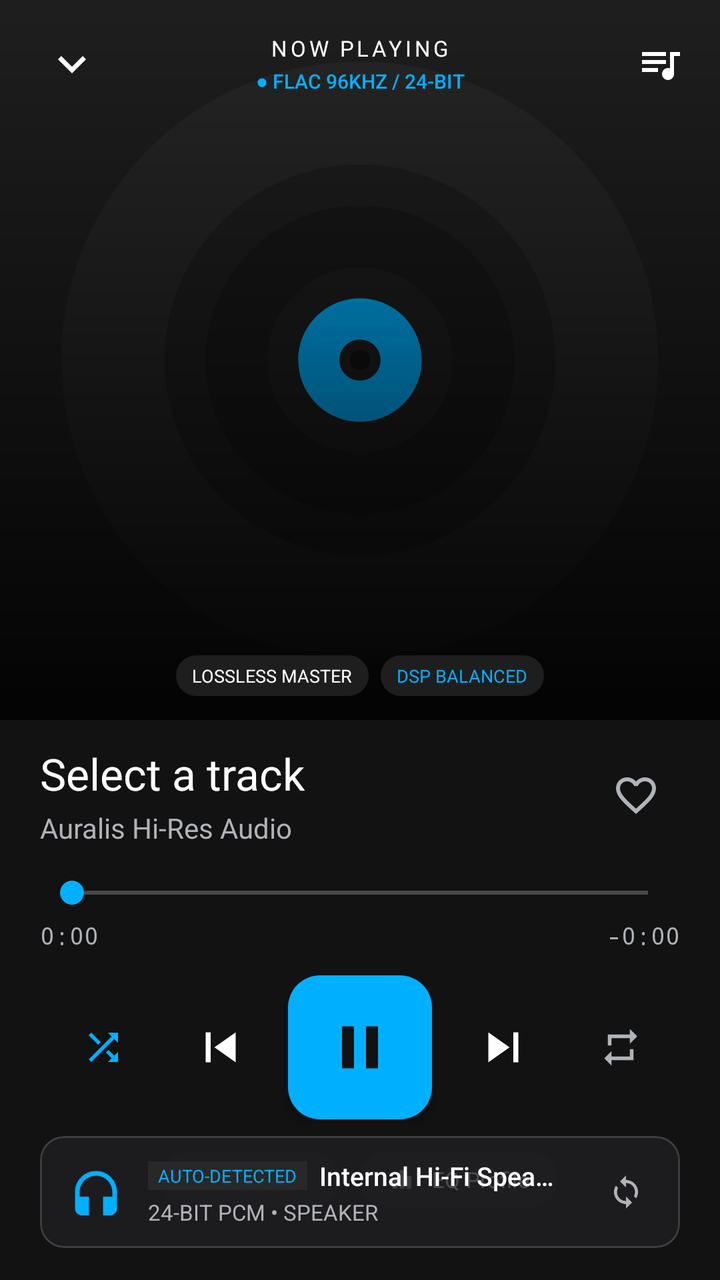
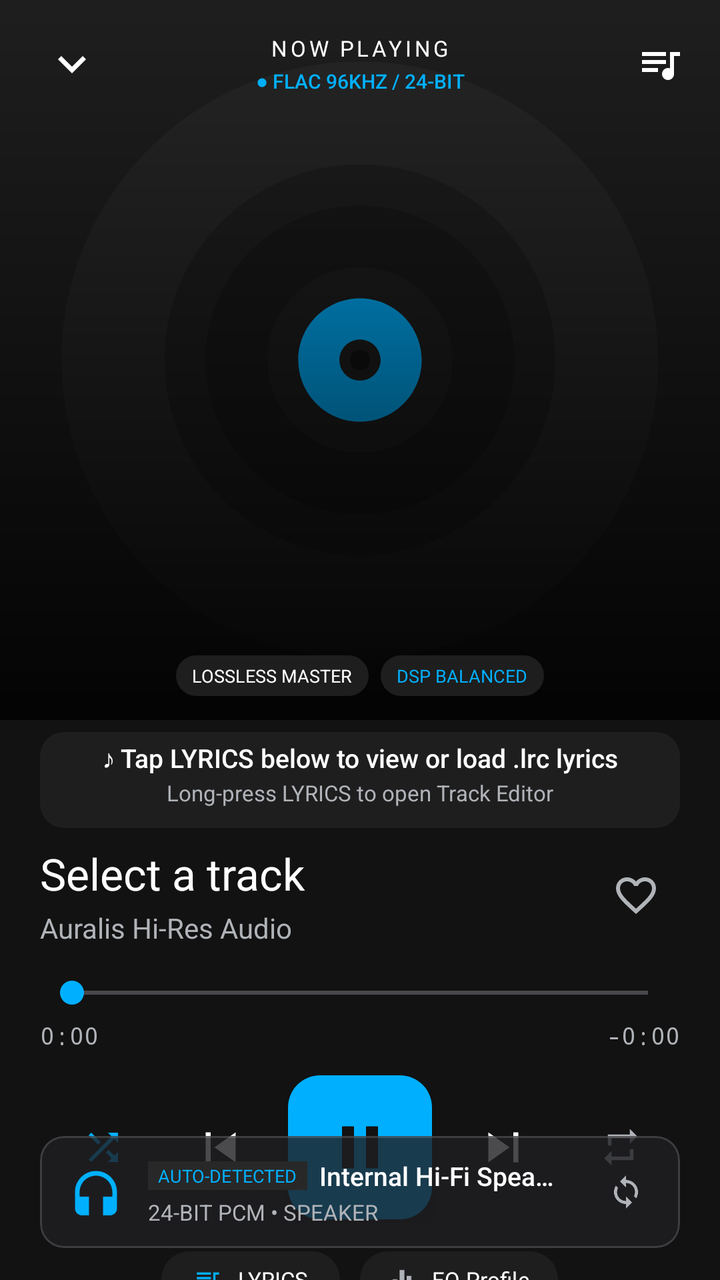

The first picture is an Android layout as it rendered before a commit; the second is the same layout after the commit. The layout source and the unified diff follow.
<!-- AndroidManifest.xml: application theme Theme.Auralis -->
<!-- res/layout/activity_now_playing.xml -->
<?xml version="1.0" encoding="utf-8"?>
<androidx.constraintlayout.widget.ConstraintLayout
    xmlns:android="http://schemas.android.com/apk/res/android"
    xmlns:app="http://schemas.android.com/apk/res-auto"
    xmlns:tools="http://schemas.android.com/tools"
    android:id="@+id/now_playing_root"
    android:layout_width="match_parent"
    android:layout_height="match_parent"
    android:background="@color/bg_window"
    android:fitsSystemWindows="true">

    
    <FrameLayout
        android:id="@+id/fullbleed_art_container"
        android:layout_width="0dp"
        android:layout_height="0dp"
        app:layout_constraintDimensionRatio="1:1"
        app:layout_constraintTop_toTopOf="parent"
        app:layout_constraintStart_toStartOf="parent"
        app:layout_constraintEnd_toEndOf="parent">

        
        <com.google.android.material.imageview.ShapeableImageView
            android:id="@+id/iv_hero_album_art"
            android:layout_width="match_parent"
            android:layout_height="match_parent"
            android:scaleType="centerCrop"
            android:src="@drawable/ic_album_placeholder_large" />
        <com.google.android.material.imageview.ShapeableImageView
            android:id="@+id/iv_fullscreen_backdrop_art"
            android:layout_width="match_parent"
            android:layout_height="match_parent"
            android:scaleType="centerCrop"
            android:src="@drawable/ic_album_placeholder_large" />

        
        <View
            android:id="@+id/scrim_gradient_overlay"
            android:layout_width="match_parent"
            android:layout_height="match_parent"
            android:background="@drawable/bg_scrim_bottom" />

        
        <LinearLayout
            android:layout_width="wrap_content"
            android:layout_height="wrap_content"
            android:layout_gravity="bottom|center_horizontal"
            android:layout_marginBottom="12dp"
            android:orientation="horizontal"
            android:gravity="center_vertical">

            <TextView
                android:id="@+id/badge_lossless_master"
                android:layout_width="wrap_content"
                android:layout_height="wrap_content"
                android:text="LOSSLESS MASTER"
                android:textColor="@color/text_primary"
                android:textSize="9sp"
                android:fontFamily="sans-serif-bold"
                android:background="@drawable/bg_rounded_card_12dp"
                android:paddingHorizontal="8dp"
                android:paddingVertical="4dp" />

            <View
                android:layout_width="6dp"
                android:layout_height="1dp" />

            <TextView
                android:id="@+id/badge_dsp_balanced"
                android:layout_width="wrap_content"
                android:layout_height="wrap_content"
                android:text="DSP BALANCED"
                android:textColor="@color/accent_blue"
                android:textSize="9sp"
                android:fontFamily="sans-serif-bold"
                android:background="@drawable/bg_rounded_card_12dp"
                android:paddingHorizontal="8dp"
                android:paddingVertical="4dp" />
        </LinearLayout>
    </FrameLayout>

    
    <com.google.android.material.button.MaterialButton
        android:id="@+id/btn_collapse"
        style="@style/Widget.Material3.Button.IconButton"
        android:layout_width="48dp"
        android:layout_height="48dp"
        android:layout_marginStart="8dp"
        android:layout_marginTop="8dp"
        app:icon="@drawable/ic_keyboard_arrow_down_24"
        app:iconSize="28dp"
        app:iconTint="@color/text_primary"
        app:layout_constraintTop_toTopOf="parent"
        app:layout_constraintStart_toStartOf="parent" />

    <LinearLayout
        android:id="@+id/layout_header_text"
        android:layout_width="wrap_content"
        android:layout_height="wrap_content"
        android:orientation="vertical"
        android:gravity="center"
        app:layout_constraintTop_toTopOf="@id/btn_collapse"
        app:layout_constraintBottom_toBottomOf="@id/btn_collapse"
        app:layout_constraintStart_toStartOf="parent"
        app:layout_constraintEnd_toEndOf="parent">

        <TextView
            android:id="@+id/text_now_playing_title"
            android:layout_width="wrap_content"
            android:layout_height="wrap_content"
            android:text="NOW PLAYING"
            android:textColor="@color/text_primary"
            android:textSize="11sp"
            android:fontFamily="sans-serif-bold"
            android:letterSpacing="0.14" />

        <TextView
            android:id="@+id/badge_flac_spec"
            android:layout_width="wrap_content"
            android:layout_height="wrap_content"
            android:layout_marginTop="2dp"
            android:text="● FLAC 96KHZ / 24-BIT"
            android:textColor="@color/accent_blue"
            android:textSize="10sp"
            android:fontFamily="sans-serif-medium" />
    </LinearLayout>

    
    <androidx.core.widget.NestedScrollView
        android:id="@+id/lyrics_live_card"
        android:layout_width="0dp"
        android:layout_height="68dp"
        android:layout_marginBottom="8dp"
        android:background="@drawable/bg_rounded_card_12dp"
        android:paddingHorizontal="12dp"
        android:paddingVertical="6dp"
        app:layout_constraintBottom_toTopOf="@id/btn_queue"
        app:layout_constraintStart_toStartOf="parent"
        app:layout_constraintEnd_toEndOf="parent">

        <LinearLayout
            android:layout_width="match_parent"
            android:layout_height="wrap_content"
            android:gravity="center_horizontal"
            android:orientation="vertical">

            <TextView
                android:id="@+id/tv_lyric_active_line"
                android:layout_width="match_parent"
                android:layout_height="wrap_content"
                android:gravity="center"
                android:text="♪ Tap LYRICS below to view or load .lrc lyrics"
                android:textColor="@color/text_primary"
                android:textSize="14sp"
                android:fontFamily="sans-serif-medium" />

            <TextView
                android:id="@+id/tv_lyric_next_line"
                android:layout_width="match_parent"
                android:layout_height="wrap_content"
                android:layout_marginTop="2dp"
                android:gravity="center"
                android:text=""
                android:textColor="@color/text_secondary"
                android:textSize="12sp" />
        </LinearLayout>
    </androidx.core.widget.NestedScrollView>

    <com.google.android.material.button.MaterialButton
        android:id="@+id/btn_queue"
        style="@style/Widget.Material3.Button.IconButton"
        android:layout_width="48dp"
        android:layout_height="48dp"
        android:layout_marginEnd="8dp"
        android:layout_marginTop="8dp"
        app:icon="@drawable/ic_queue_music_24"
        app:iconSize="24dp"
        app:iconTint="@color/text_primary"
        app:layout_constraintTop_toTopOf="parent"
        app:layout_constraintEnd_toEndOf="parent" />

    
    <androidx.constraintlayout.widget.ConstraintLayout
        android:id="@+id/metadata_layout"
        android:layout_width="0dp"
        android:layout_height="wrap_content"
        android:layout_marginStart="20dp"
        android:layout_marginEnd="20dp"
        android:layout_marginTop="12dp"
        app:layout_constraintTop_toBottomOf="@id/fullbleed_art_container"
        app:layout_constraintStart_toStartOf="parent"
        app:layout_constraintEnd_toEndOf="parent">

        <LinearLayout
            android:layout_width="0dp"
            android:layout_height="wrap_content"
            android:orientation="vertical"
            android:layout_marginEnd="8dp"
            app:layout_constraintTop_toTopOf="parent"
            app:layout_constraintBottom_toBottomOf="parent"
            app:layout_constraintStart_toStartOf="parent"
            app:layout_constraintEnd_toStartOf="@id/btn_toggle_favorite">

            <TextView
                android:id="@+id/tv_track_title"
                android:layout_width="match_parent"
                android:layout_height="wrap_content"
                android:text="Select a track"
                android:textColor="@color/text_primary"
                android:textSize="22sp"
                android:fontFamily="sans-serif-bold"
                android:maxLines="1"
                android:ellipsize="end" />

            <TextView
                android:id="@+id/tv_track_artist_album"
                android:layout_width="match_parent"
                android:layout_height="wrap_content"
                android:layout_marginTop="3dp"
                android:text="Auralis Hi-Res Audio"
                android:textColor="@color/text_secondary"
                android:textSize="14sp"
                android:fontFamily="sans-serif"
                android:maxLines="1"
                android:ellipsize="end" />
        </LinearLayout>

        <com.google.android.material.button.MaterialButton
            android:id="@+id/btn_toggle_favorite"
            style="@style/Widget.Material3.Button.IconButton"
            android:layout_width="48dp"
            android:layout_height="48dp"
            app:icon="@drawable/ic_favorite_border_24"
            app:iconSize="24dp"
            app:iconTint="@color/text_secondary"
            app:layout_constraintTop_toTopOf="parent"
            app:layout_constraintBottom_toBottomOf="parent"
            app:layout_constraintEnd_toEndOf="parent" />
    </androidx.constraintlayout.widget.ConstraintLayout>

    
    <androidx.constraintlayout.widget.ConstraintLayout
        android:id="@+id/seek_bar_container"
        android:layout_width="0dp"
        android:layout_height="wrap_content"
        android:layout_marginStart="20dp"
        android:layout_marginEnd="20dp"
        android:layout_marginTop="14dp"
        app:layout_constraintTop_toBottomOf="@id/metadata_layout"
        app:layout_constraintStart_toStartOf="parent"
        app:layout_constraintEnd_toEndOf="parent">

        <SeekBar
            android:id="@+id/slider_playback_progress"
            android:layout_width="0dp"
            android:layout_height="wrap_content"
            android:max="1000"
            android:progressTint="@color/accent_blue"
            android:thumbTint="@color/accent_blue"
            app:layout_constraintTop_toTopOf="parent"
            app:layout_constraintStart_toStartOf="parent"
            app:layout_constraintEnd_toEndOf="parent" />

        <TextView
            android:id="@+id/tv_time_current"
            android:layout_width="wrap_content"
            android:layout_height="wrap_content"
            android:layout_marginTop="4dp"
            android:text="0:00"
            android:textColor="@color/text_secondary"
            android:textSize="12sp"
            android:fontFamily="monospace"
            app:layout_constraintTop_toBottomOf="@id/slider_playback_progress"
            app:layout_constraintStart_toStartOf="parent" />

        <TextView
            android:id="@+id/tv_time_remaining"
            android:layout_width="wrap_content"
            android:layout_height="wrap_content"
            android:layout_marginTop="4dp"
            android:text="-0:00"
            android:textColor="@color/text_secondary"
            android:textSize="12sp"
            android:fontFamily="monospace"
            app:layout_constraintTop_toBottomOf="@id/slider_playback_progress"
            app:layout_constraintEnd_toEndOf="parent" />
    </androidx.constraintlayout.widget.ConstraintLayout>

    
    <androidx.constraintlayout.widget.ConstraintLayout
        android:id="@+id/primary_controls_layout"
        android:layout_width="0dp"
        android:layout_height="76dp"
        android:layout_marginStart="20dp"
        android:layout_marginEnd="20dp"
        android:layout_marginTop="10dp"
        app:layout_constraintTop_toBottomOf="@id/seek_bar_container"
        app:layout_constraintStart_toStartOf="parent"
        app:layout_constraintEnd_toEndOf="parent">

        <com.google.android.material.button.MaterialButton
            android:id="@+id/btn_toggle_shuffle"
            style="@style/Widget.Material3.Button.IconButton"
            android:layout_width="48dp"
            android:layout_height="48dp"
            app:icon="@drawable/ic_shuffle_24"
            app:iconSize="22dp"
            app:iconTint="@color/accent_blue"
            app:layout_constraintTop_toTopOf="parent"
            app:layout_constraintBottom_toBottomOf="parent"
            app:layout_constraintStart_toStartOf="parent"
            app:layout_constraintEnd_toStartOf="@id/btn_skip_previous" />

        <com.google.android.material.button.MaterialButton
            android:id="@+id/btn_skip_previous"
            style="@style/Widget.Material3.Button.IconButton"
            android:layout_width="56dp"
            android:layout_height="56dp"
            app:icon="@drawable/ic_skip_previous_32"
            app:iconSize="30dp"
            app:iconTint="@color/text_primary"
            app:layout_constraintTop_toTopOf="parent"
            app:layout_constraintBottom_toBottomOf="parent"
            app:layout_constraintStart_toEndOf="@id/btn_toggle_shuffle"
            app:layout_constraintEnd_toStartOf="@id/btn_play_pause_fab" />

        <com.google.android.material.floatingactionbutton.FloatingActionButton
            android:id="@+id/btn_play_pause_fab"
            android:layout_width="72dp"
            android:layout_height="72dp"
            app:backgroundTint="@color/accent_blue"
            app:fabCustomSize="72dp"
            app:maxImageSize="36dp"
            app:srcCompat="@drawable/ic_pause_24"
            app:tint="@color/bg_window"
            app:elevation="4dp"
            app:layout_constraintTop_toTopOf="parent"
            app:layout_constraintBottom_toBottomOf="parent"
            app:layout_constraintStart_toEndOf="@id/btn_skip_previous"
            app:layout_constraintEnd_toStartOf="@id/btn_skip_next" />

        <com.google.android.material.button.MaterialButton
            android:id="@+id/btn_skip_next"
            style="@style/Widget.Material3.Button.IconButton"
            android:layout_width="56dp"
            android:layout_height="56dp"
            app:icon="@drawable/ic_skip_next_32"
            app:iconSize="30dp"
            app:iconTint="@color/text_primary"
            app:layout_constraintTop_toTopOf="parent"
            app:layout_constraintBottom_toBottomOf="parent"
            app:layout_constraintStart_toEndOf="@id/btn_play_pause_fab"
            app:layout_constraintEnd_toStartOf="@id/btn_toggle_repeat" />

        <com.google.android.material.button.MaterialButton
            android:id="@+id/btn_toggle_repeat"
            style="@style/Widget.Material3.Button.IconButton"
            android:layout_width="48dp"
            android:layout_height="48dp"
            app:icon="@drawable/ic_repeat_24"
            app:iconSize="22dp"
            app:iconTint="@color/text_secondary"
            app:layout_constraintTop_toTopOf="parent"
            app:layout_constraintBottom_toBottomOf="parent"
            app:layout_constraintStart_toEndOf="@id/btn_skip_next"
            app:layout_constraintEnd_toEndOf="parent" />
    </androidx.constraintlayout.widget.ConstraintLayout>

    

    
    <androidx.core.widget.NestedScrollView
        android:id="@+id/lyrics_scroll_container"
        android:layout_width="0dp"
        android:layout_height="0dp"
        android:background="#E6121316"
        android:padding="18dp"
        android:visibility="gone"
        android:elevation="12dp"
        app:layout_constraintTop_toTopOf="@id/fullbleed_art_container"
        app:layout_constraintBottom_toBottomOf="@id/fullbleed_art_container"
        app:layout_constraintStart_toStartOf="parent"
        app:layout_constraintEnd_toEndOf="parent">

        <TextView
            android:id="@+id/tv_scrolled_lyrics"
            android:layout_width="match_parent"
            android:layout_height="wrap_content"
            android:gravity="center_horizontal"
            android:lineSpacingExtra="6dp"
            android:text="No lyrics loaded."
            android:textColor="@color/text_primary"
            android:textSize="15sp"
            android:fontFamily="sans-serif-medium" />
    </androidx.core.widget.NestedScrollView>

    <LinearLayout
        android:id="@+id/secondary_pills_layout"
        android:layout_width="0dp"
        android:layout_height="40dp"
        android:layout_marginStart="20dp"
        android:layout_marginEnd="20dp"
        android:layout_marginTop="8dp"
        android:orientation="horizontal"
        android:gravity="center"
        app:layout_constraintTop_toBottomOf="@id/primary_controls_layout"
        app:layout_constraintStart_toStartOf="parent"
        app:layout_constraintEnd_toEndOf="parent">

        <com.google.android.material.button.MaterialButton
            android:id="@+id/btn_lyrics_sheet"
            style="@style/Widget.Material3.Button.TonalButton"
            android:layout_width="wrap_content"
            android:layout_height="36dp"
            android:text="LYRICS"
            android:textSize="11sp"
            android:fontFamily="sans-serif-bold"
            android:textColor="@color/text_primary"
            app:icon="@drawable/ic_queue_music_24"
            app:iconTint="@color/accent_blue"
            app:iconSize="14dp"
            app:backgroundTint="@color/surface_card"
            app:cornerRadius="18dp"
            android:paddingHorizontal="16dp" />

        <com.google.android.material.button.MaterialButton
            android:id="@+id/btn_eq_profile"
            style="@style/Widget.Material3.Button.TonalButton"
            android:layout_width="wrap_content"
            android:layout_height="36dp"
            android:layout_marginStart="10dp"
            android:text="EQ Profile"
            android:textSize="11sp"
            android:fontFamily="sans-serif-bold"
            android:textColor="@color/text_primary"
            app:icon="@drawable/ic_equalizer_24"
            app:iconTint="@color/text_secondary"
            app:iconSize="14dp"
            app:backgroundTint="@color/surface_card"
            app:cornerRadius="18dp"
            android:paddingHorizontal="14dp" />
    </LinearLayout>

    
    <com.google.android.material.card.MaterialCardView
        android:id="@+id/card_audio_route_output"
        android:layout_width="0dp"
        android:layout_height="wrap_content"
        android:layout_marginStart="20dp"
        android:layout_marginEnd="20dp"
        android:layout_marginBottom="16dp"
        app:cardBackgroundColor="#CC1E1F22"
        app:cardCornerRadius="12dp"
        app:cardElevation="0dp"
        app:strokeColor="#26FFFFFF"
        app:strokeWidth="1dp"
        app:layout_constraintBottom_toBottomOf="parent"
        app:layout_constraintStart_toStartOf="parent"
        app:layout_constraintEnd_toEndOf="parent">

        <androidx.constraintlayout.widget.ConstraintLayout
            android:layout_width="match_parent"
            android:layout_height="wrap_content"
            android:paddingHorizontal="14dp"
            android:paddingVertical="10dp">

            <ImageView
                android:id="@+id/iv_route_type_icon"
                android:layout_width="28dp"
                android:layout_height="28dp"
                android:src="@drawable/ic_headphones_24"
                app:tint="@color/accent_blue"
                app:layout_constraintTop_toTopOf="parent"
                app:layout_constraintBottom_toBottomOf="parent"
                app:layout_constraintStart_toStartOf="parent" />

            <LinearLayout
                android:layout_width="0dp"
                android:layout_height="wrap_content"
                android:orientation="vertical"
                android:layout_marginStart="12dp"
                android:layout_marginEnd="10dp"
                app:layout_constraintTop_toTopOf="parent"
                app:layout_constraintBottom_toBottomOf="parent"
                app:layout_constraintStart_toEndOf="@id/iv_route_type_icon"
                app:layout_constraintEnd_toStartOf="@id/btn_switch_audio_route">

                <LinearLayout
                    android:layout_width="match_parent"
                    android:layout_height="wrap_content"
                    android:orientation="horizontal"
                    android:gravity="center_vertical">

                    <TextView
                        android:layout_width="wrap_content"
                        android:layout_height="wrap_content"
                        android:text="AUTO-DETECTED"
                        android:textColor="@color/accent_blue"
                        android:textSize="9sp"
                        android:fontFamily="sans-serif-bold"
                        android:background="@color/surface_container_high"
                        android:paddingHorizontal="5dp"
                        android:paddingVertical="1dp"
                        android:layout_marginEnd="6dp" />

                    <TextView
                        android:id="@+id/tv_connected_device_name"
                        android:layout_width="0dp"
                        android:layout_height="wrap_content"
                        android:layout_weight="1"
                        android:text="Internal Hi-Fi Speaker DAC"
                        android:textColor="@color/text_primary"
                        android:textSize="13sp"
                        android:fontFamily="sans-serif-medium"
                        android:maxLines="1"
                        android:ellipsize="end" />
                </LinearLayout>

                <TextView
                    android:id="@+id/tv_connected_device_codec"
                    android:layout_width="match_parent"
                    android:layout_height="wrap_content"
                    android:layout_marginTop="2dp"
                    android:text="24-BIT PCM • SPEAKER"
                    android:textColor="@color/text_secondary"
                    android:textSize="11sp"
                    android:maxLines="1"
                    android:ellipsize="end" />
            </LinearLayout>

            <com.google.android.material.button.MaterialButton
                android:id="@+id/btn_switch_audio_route"
                style="@style/Widget.Material3.Button.IconButton"
                android:layout_width="36dp"
                android:layout_height="36dp"
                app:icon="@drawable/ic_sync_24"
                app:iconSize="18dp"
                app:iconTint="@color/text_secondary"
                app:layout_constraintTop_toTopOf="parent"
                app:layout_constraintBottom_toBottomOf="parent"
                app:layout_constraintEnd_toEndOf="parent" />
        </androidx.constraintlayout.widget.ConstraintLayout>
    </com.google.android.material.card.MaterialCardView>

</androidx.constraintlayout.widget.ConstraintLayout>
<!-- resources referenced by this layout -->
<resources>
  <color name="accent_blue">#00B0FF</color>
  <color name="bg_window">#121212</color>
  <color name="surface_card">#1E1E1E</color>
  <color name="surface_container_high">#282828</color>
  <color name="text_primary">#FFFFFF</color>
  <color name="text_secondary">#B0B3B8</color>
  <!-- drawable bg_rounded_card_12dp (drawable) -->
  <?xml version="1.0" encoding="utf-8"?>
  <shape xmlns:android="http://schemas.android.com/apk/res/android"
      android:shape="rectangle">
      <solid android:color="@color/surface_card" />
      <corners android:radius="12dp" />
  </shape>
  <!-- drawable bg_scrim_bottom (drawable) -->
  <?xml version="1.0" encoding="utf-8"?>
  <shape xmlns:android="http://schemas.android.com/apk/res/android">
      <gradient
          android:angle="90"
          android:endColor="#00000000"
          android:startColor="#E6000000" />
  </shape>
  <!-- drawable ic_equalizer_24 (drawable) -->
  <vector xmlns:android="http://schemas.android.com/apk/res/android"
      android:width="24dp"
      android:height="24dp"
      android:viewportWidth="24"
      android:viewportHeight="24">
    <path
        android:fillColor="#FFFFFFFF"
        android:pathData="M10,20h4V4h-4v16zm-6,0h4v-8H4v8zM16,9v11h4V9h-4z"/>
  </vector>
  <!-- drawable ic_keyboard_arrow_down_24 (drawable) -->
  <vector xmlns:android="http://schemas.android.com/apk/res/android"
      android:width="24dp"
      android:height="24dp"
      android:viewportWidth="24"
      android:viewportHeight="24">
    <path
        android:fillColor="#FFFFFFFF"
        android:pathData="M7.41,8.59L12,13.17l4.59,-4.58L18,10l-6,6 -6,-6 1.41,-1.41z"/>
  </vector>
  <!-- drawable ic_pause_24 (drawable) -->
  <vector xmlns:android="http://schemas.android.com/apk/res/android"
      android:width="24dp"
      android:height="24dp"
      android:viewportWidth="24"
      android:viewportHeight="24">
    <path
        android:fillColor="#FFFFFFFF"
        android:pathData="M6,19h4V5H6v14zm8,-14v14h4V5h-4z"/>
  </vector>
  <!-- drawable ic_queue_music_24 (drawable) -->
  <vector xmlns:android="http://schemas.android.com/apk/res/android"
      android:width="24dp"
      android:height="24dp"
      android:viewportWidth="24"
      android:viewportHeight="24">
    <path
        android:fillColor="#FFFFFFFF"
        android:pathData="M15,6H3v2h12V6zm0,4H3v2h12v-2zM3,16h8v-2H3v2zM17,6v8.18c-0.31,-0.11 -0.65,-0.18 -1,-0.18 -1.66,0 -3,1.34 -3,3s1.34,3 3,3 3,-1.34 3,-3V8h3V6h-5z"/>
  </vector>
  <!-- drawable ic_repeat_24 (drawable) -->
  <vector xmlns:android="http://schemas.android.com/apk/res/android"
      android:width="24dp"
      android:height="24dp"
      android:viewportWidth="24"
      android:viewportHeight="24">
    <path
        android:fillColor="#FFFFFFFF"
        android:pathData="M7,7h10v3l4,-4 -4,-4v3H5v6h2V7zm10,10H7v-3l-4,4 4,4v-3h12v-6h-2v4z"/>
  </vector>
  <!-- drawable ic_skip_next_32 (drawable) -->
  <vector xmlns:android="http://schemas.android.com/apk/res/android"
      android:width="32dp"
      android:height="32dp"
      android:viewportWidth="32"
      android:viewportHeight="32">
    <path
        android:fillColor="#FFFFFFFF"
        android:pathData="M8,24l11.33,-8L8,8v16zM21.33,8v16h2.67V8h-2.67z"/>
  </vector>
  <!-- drawable ic_skip_previous_32 (drawable) -->
  <vector xmlns:android="http://schemas.android.com/apk/res/android"
      android:width="32dp"
      android:height="32dp"
      android:viewportWidth="32"
      android:viewportHeight="32">
    <path
        android:fillColor="#FFFFFFFF"
        android:pathData="M8,8h2.67v16H8V8zm4.67,8L24,24V8L12.67,16z"/>
  </vector>
  <color name="on_accent_blue">#002244</color>
  <!-- unchanged entries left out for length: 6 -->
</resources>

<!-- the commit's change to res/layout/activity_now_playing.xml (unified diff, before → after) -->
@@ -125,46 +125,7 @@
             android:fontFamily="sans-serif-medium" />
     </LinearLayout>
 
-    
-    <androidx.core.widget.NestedScrollView
-        android:id="@+id/lyrics_live_card"
-        android:layout_width="0dp"
-        android:layout_height="68dp"
-        android:layout_marginBottom="8dp"
-        android:background="@drawable/bg_rounded_card_12dp"
-        android:paddingHorizontal="12dp"
-        android:paddingVertical="6dp"
-        app:layout_constraintBottom_toTopOf="@id/btn_queue"
-        app:layout_constraintStart_toStartOf="parent"
-        app:layout_constraintEnd_toEndOf="parent">
-
-        <LinearLayout
-            android:layout_width="match_parent"
-            android:layout_height="wrap_content"
-            android:gravity="center_horizontal"
-            android:orientation="vertical">
-
-            <TextView
-                android:id="@+id/tv_lyric_active_line"
-                android:layout_width="match_parent"
-                android:layout_height="wrap_content"
-                android:gravity="center"
-                android:text="♪ Tap LYRICS below to view or load .lrc lyrics"
-                android:textColor="@color/text_primary"
-                android:textSize="14sp"
-                android:fontFamily="sans-serif-medium" />
-
-            <TextView
-                android:id="@+id/tv_lyric_next_line"
-                android:layout_width="match_parent"
-                android:layout_height="wrap_content"
-                android:layout_marginTop="2dp"
-                android:gravity="center"
-                android:text=""
-                android:textColor="@color/text_secondary"
-                android:textSize="12sp" />
-        </LinearLayout>
-    </androidx.core.widget.NestedScrollView>
+
 
     <com.google.android.material.button.MaterialButton
         android:id="@+id/btn_queue"
@@ -180,16 +141,63 @@
         app:layout_constraintEnd_toEndOf="parent" />
 
     
+    <androidx.core.widget.NestedScrollView
+        android:id="@+id/lyrics_live_card"
+        android:layout_width="0dp"
+        android:layout_height="48dp"
+        android:layout_marginStart="20dp"
+        android:layout_marginTop="6dp"
+        android:layout_marginEnd="20dp"
+        android:background="@drawable/bg_rounded_card_12dp"
+        android:paddingHorizontal="12dp"
+        android:paddingVertical="4dp"
+        app:layout_constraintEnd_toEndOf="parent"
+        app:layout_constraintStart_toStartOf="parent"
+        app:layout_constraintTop_toBottomOf="@id/fullbleed_art_container">
+
+        <LinearLayout
+            android:layout_width="match_parent"
+            android:layout_height="wrap_content"
+            android:gravity="center_horizontal"
+            android:orientation="vertical">
+
+            <TextView
+                android:id="@+id/tv_lyric_active_line"
+                android:layout_width="match_parent"
+                android:layout_height="wrap_content"
+                android:ellipsize="end"
+                android:fontFamily="sans-serif-medium"
+                android:gravity="center"
+                android:maxLines="1"
+                android:text="@string/lyrics_hint_active"
+                android:textColor="@color/text_primary"
+                android:textSize="13sp" />
+
+            <TextView
+                android:id="@+id/tv_lyric_next_line"
+                android:layout_width="match_parent"
+                android:layout_height="wrap_content"
+                android:layout_marginTop="1dp"
+                android:ellipsize="end"
+                android:gravity="center"
+                android:maxLines="1"
+                android:text="@string/lyrics_hint_next"
+                android:textColor="@color/text_secondary"
+                android:textSize="11sp" />
+        </LinearLayout>
+    </androidx.core.widget.NestedScrollView>
+
+    
     <androidx.constraintlayout.widget.ConstraintLayout
         android:id="@+id/metadata_layout"
         android:layout_width="0dp"
         android:layout_height="wrap_content"
         android:layout_marginStart="20dp"
+        android:layout_marginTop="8dp"
         android:layout_marginEnd="20dp"
-        android:layout_marginTop="12dp"
-        app:layout_constraintTop_toBottomOf="@id/fullbleed_art_container"
-        app:layout_constraintStart_toStartOf="parent"
-        app:layout_constraintEnd_toEndOf="parent">
+        app:layout_constraintEnd_toEndOf="parent"
+        app:layout_constraintStart_toStartOf="parent"
+        app:layout_constraintTop_toBottomOf="@id/lyrics_live_card">
 
         <LinearLayout
             android:layout_width="0dp"
<!-- resource entries referenced after the edit -->
@@ -91,6 +91,8 @@
         android:fillColor="#FFFFFFFF"
         android:pathData="M8,8h2.67v16H8V8zm4.67,8L24,24V8L12.67,16z"/>
   </vector>
+  <string name="lyrics_hint_active">♪ Tap LYRICS below to view or load .lrc lyrics</string>
+  <string name="lyrics_hint_next">Long-press LYRICS to open Track Editor</string>
   <color name="on_accent_blue">#002244</color>
   <!-- unchanged entries left out for length: 6 -->
 </resources>
